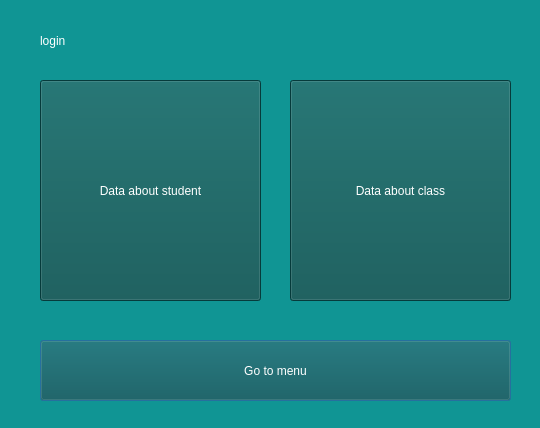
The window that QTcreator/Diary/get_data.ui (albaSANDROS/DIPLOMA-PROJECT.-Multi-user-client-server-application-e-journal) describes before a commit, drawn with Qt 5.
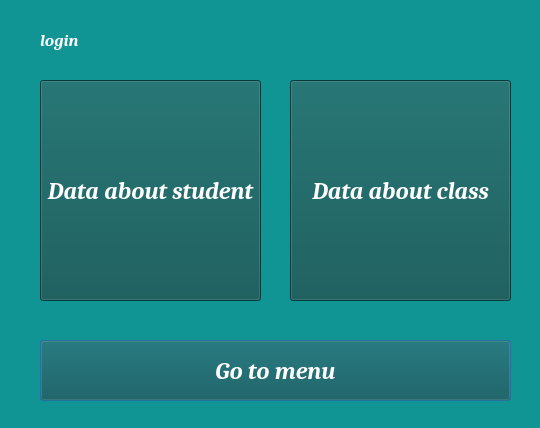
The same window after the commit.

Diff of the .ui file:
```diff
--- a/QTcreator/Diary/get_data.ui
+++ b/QTcreator/Diary/get_data.ui
@@ -29,6 +29,14 @@
      <height>41</height>
     </rect>
    </property>
+   <property name="font">
+    <font>
+     <family>Cambria</family>
+     <pointsize>13</pointsize>
+     <italic>true</italic>
+     <bold>true</bold>
+    </font>
+   </property>
    <property name="styleSheet">
     <string notr="true">color: rgb(255, 255, 255);</string>
    </property>
@@ -45,6 +53,17 @@
      <height>61</height>
     </rect>
    </property>
+   <property name="font">
+    <font>
+     <family>Cambria</family>
+     <pointsize>18</pointsize>
+     <italic>true</italic>
+     <bold>true</bold>
+    </font>
+   </property>
+   <property name="cursor">
+    <cursorShape>OpenHandCursor</cursorShape>
+   </property>
    <property name="styleSheet">
     <string notr="true">background-color: rgb(29, 35, 35);
 background-color: rgb(9, 83, 82);
@@ -63,6 +82,17 @@
      <height>221</height>
     </rect>
    </property>
+   <property name="font">
+    <font>
+     <family>Cambria</family>
+     <pointsize>18</pointsize>
+     <italic>true</italic>
+     <bold>true</bold>
+    </font>
+   </property>
+   <property name="cursor">
+    <cursorShape>OpenHandCursor</cursorShape>
+   </property>
    <property name="styleSheet">
     <string notr="true">background-color: rgb(29, 35, 35);
 background-color: rgb(9, 83, 82);
@@ -81,6 +111,17 @@
      <height>221</height>
     </rect>
    </property>
+   <property name="font">
+    <font>
+     <family>Cambria</family>
+     <pointsize>18</pointsize>
+     <italic>true</italic>
+     <bold>true</bold>
+    </font>
+   </property>
+   <property name="cursor">
+    <cursorShape>OpenHandCursor</cursorShape>
+   </property>
    <property name="styleSheet">
     <string notr="true">background-color: rgb(29, 35, 35);
 background-color: rgb(9, 83, 82);
```
